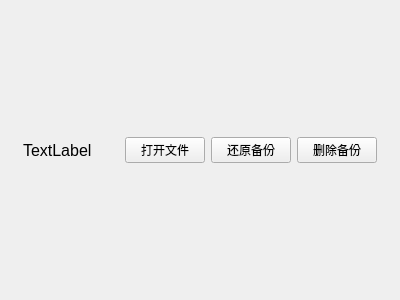
Qt form windows/mainwindow_child/homepage/homepagechild_backupfile.ui (Zao-chen/ZcVersionBox) before a commit.
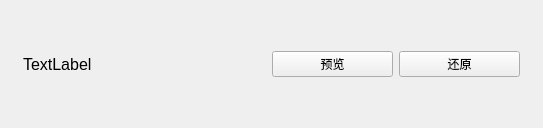
The same form after that commit. Custom widgets are drawn as their Qt base class.

The edit to the form file:
```diff
--- a/windows/mainwindow_child/homepage/homepagechild_backupfile.ui
+++ b/windows/mainwindow_child/homepage/homepagechild_backupfile.ui
@@ -6,8 +6,8 @@
    <rect>
     <x>0</x>
     <y>0</y>
-    <width>400</width>
-    <height>300</height>
+    <width>543</width>
+    <height>128</height>
    </rect>
   </property>
   <property name="windowTitle">
@@ -16,7 +16,7 @@
   <layout class="QVBoxLayout" name="verticalLayout">
    <item>
     <widget class="ElaScrollPageArea" name="widget" native="true">
-     <layout class="QHBoxLayout" name="horizontalLayout_3" stretch="2,1,1,1">
+     <layout class="QHBoxLayout" name="horizontalLayout_3" stretch="2,1,1">
       <property name="leftMargin">
        <number>12</number>
       </property>
@@ -50,21 +50,14 @@
       <item>
        <widget class="ElaPushButton" name="pushButton_OpenFile">
         <property name="text">
-         <string>打开文件</string>
+         <string>预览</string>
         </property>
        </widget>
       </item>
       <item>
        <widget class="ElaPushButton" name="pushButton_RestoreBackup">
         <property name="text">
-         <string>还原备份</string>
-        </property>
-       </widget>
-      </item>
-      <item>
-       <widget class="ElaPushButton" name="pushButton_RemoveBackup">
-        <property name="text">
-         <string>删除备份</string>
+         <string>还原</string>
         </property>
        </widget>
       </item>
```
